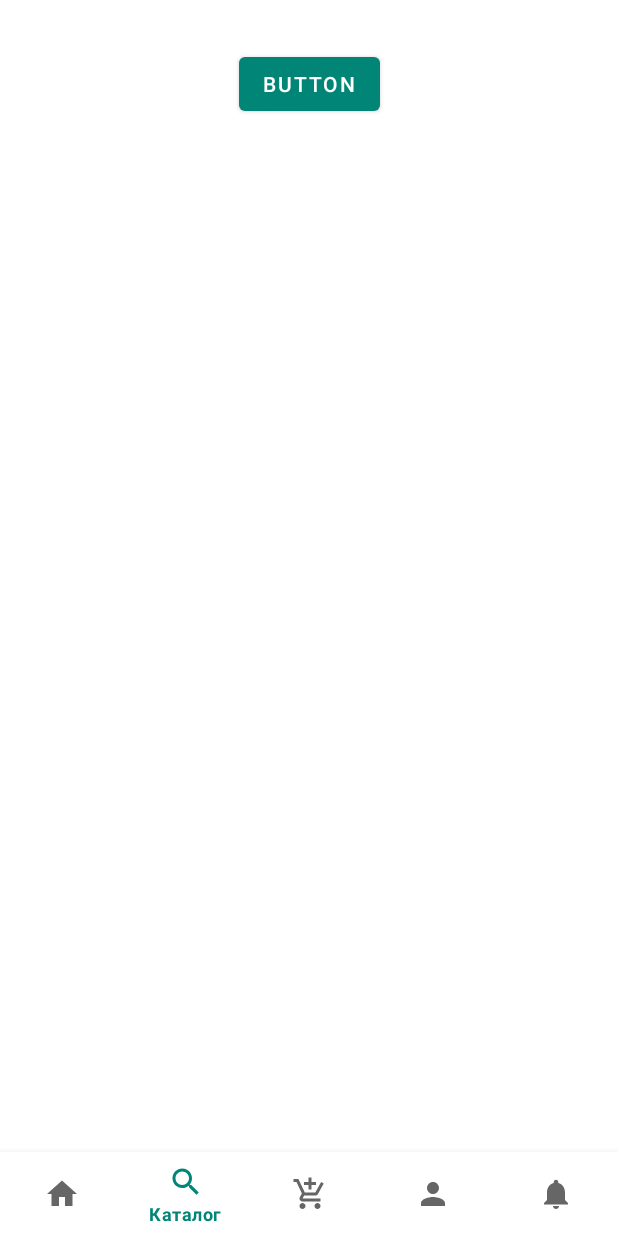
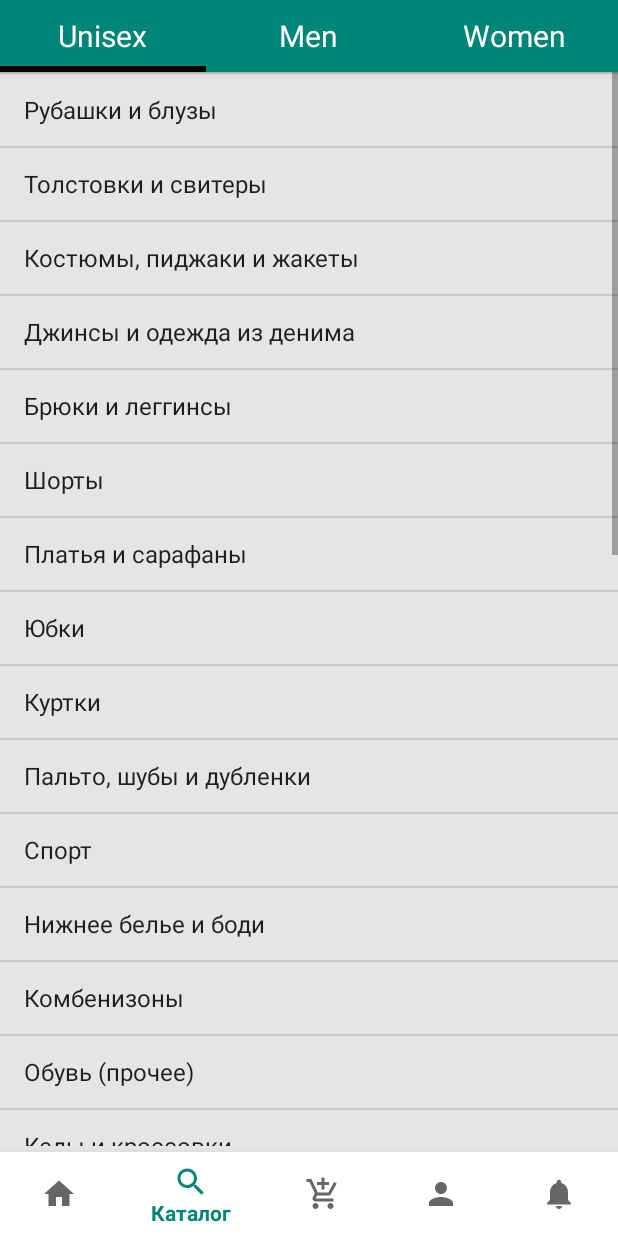
Before and after one commit to iamFrunze/sito.store, an Android app: the CatalogFragment screen opened through its navigation route, on a phone screen of 412 x 824 dp. Run offline under Robolectric (Android 15) with nearby library versions, the phone set to English and light mode, and no system bars; our stand-ins replace navigation-ui; libraries missing offline, so code that uses them is left out: com.miguelcatalan.materialsearchview.

Commit message:
UI catalog - complete

```diff
--- a/app/build.gradle
+++ b/app/build.gradle
@@ -43,4 +43,5 @@ dependencies {
     implementation 'androidx.recyclerview:recyclerview-selection:1.1.0-beta01'
     implementation 'com.google.code.gson:gson:2.8.5'
 
+
 }
--- /dev/null
+++ b/app/src/main/java/com/byfrunze/sitostore/LifeApp/DataController.java
@@ -0,0 +1,4 @@
+package com.byfrunze.sitostore.LifeApp;
+
+public class DataController {
+}
--- /dev/null
+++ b/app/src/main/java/com/byfrunze/sitostore/LifeApp/MyServer.java
@@ -0,0 +1,9 @@
+package com.byfrunze.sitostore.LifeApp;
+
+import androidx.lifecycle.LifecycleObserver;
+import androidx.lifecycle.LifecycleOwner;
+
+public class MyServer implements LifecycleObserver {
+
+
+}
--- a/app/src/main/java/com/byfrunze/sitostore/MainActivity.java
+++ b/app/src/main/java/com/byfrunze/sitostore/MainActivity.java
@@ -1,34 +1,30 @@
 package com.byfrunze.sitostore;
 
 import android.os.Bundle;
-import android.util.Log;
-import android.view.Menu;
-import android.view.MenuItem;
-import android.view.View;
-import android.view.Window;
-import android.view.WindowManager;
 
 import com.google.android.material.bottomnavigation.BottomNavigationView;
 
 import androidx.appcompat.app.AppCompatActivity;
-import androidx.appcompat.widget.Toolbar;
 import androidx.navigation.NavController;
 import androidx.navigation.Navigation;
 import androidx.navigation.ui.NavigationUI;
 
 public class MainActivity extends AppCompatActivity {
 
+
+    BottomNavigationView navView;
     @Override
     protected void onCreate(Bundle savedInstanceState) {
         super.onCreate(savedInstanceState);
         setContentView(R.layout.activity_main);
-        BottomNavigationView navView = findViewById(R.id.nav_view);
+        navView = findViewById(R.id.nav_view);
+
+
         // Passing each menu ID as a set of Ids because each
         // menu should be considered as top level destinations.
         NavController navController = Navigation.findNavController(this, R.id.nav_host_fragment);
-
-
         NavigationUI.setupWithNavController(navView, navController);
+        //selectFragment();
 
     }
 
--- a/app/src/main/java/com/byfrunze/sitostore/myRetrofit/NetworkService.java
+++ b/app/src/main/java/com/byfrunze/sitostore/myRetrofit/NetworkService.java
@@ -16,12 +16,12 @@ public class NetworkService {
     public static final String BASE_URL = "http://sito.store:8081";
 
     public static SitoStoreApi getApi(){
-//        Gson gson = new GsonBuilder()
-//                .setLenient()
-//                .create();
+        Gson gson = new GsonBuilder()
+                .setLenient()
+                .create();
         Retrofit retrofit = new Retrofit.Builder()
                 .baseUrl(BASE_URL)
-                .addConverterFactory(GsonConverterFactory.create())
+                .addConverterFactory(GsonConverterFactory.create(gson))
                 .build();
         SitoStoreApi service = retrofit.create(SitoStoreApi.class);
         return service;
--- a/app/src/main/java/com/byfrunze/sitostore/ui/catalog/CatalogFragment.java
+++ b/app/src/main/java/com/byfrunze/sitostore/ui/catalog/CatalogFragment.java
@@ -1,80 +1,88 @@
 package com.byfrunze.sitostore.ui.catalog;
 
+import android.content.Context;
 import android.os.Bundle;
 import android.util.Log;
 import android.view.LayoutInflater;
 import android.view.View;
-import android.view.View.OnClickListener;
 import android.view.ViewGroup;
-import android.widget.Button;
-import android.widget.EditText;
 
 import androidx.annotation.NonNull;
 import androidx.annotation.Nullable;
+import androidx.appcompat.widget.Toolbar;
 import androidx.fragment.app.Fragment;
+import androidx.fragment.app.FragmentActivity;
 import androidx.lifecycle.ViewModelProviders;
+import androidx.viewpager.widget.ViewPager;
 
 import com.byfrunze.sitostore.R;
 import com.byfrunze.sitostore.myRetrofit.NetworkService;
 import com.byfrunze.sitostore.myRetrofit.SitoStoreApi;
-import com.byfrunze.sitostore.myRetrofit.SitoStoreProduct;
-import com.google.gson.Gson;
-import com.google.gson.GsonBuilder;
+import com.google.android.material.tabs.TabLayout;
 
-import java.io.IOException;
+
 import java.util.HashMap;
 import java.util.Map;
-import java.util.logging.Logger;
-
-import okhttp3.ResponseBody;
 import retrofit2.Call;
 import retrofit2.Callback;
 import retrofit2.Response;
-import retrofit2.Retrofit;
-import retrofit2.converter.gson.GsonConverterFactory;
 
 public class CatalogFragment extends Fragment{
 
     private CatalogViewModel catalogViewModel;
-    private Button btn;
-    private EditText editText;
-    public final String BASE_URL = "http://sito.store:8081";
 
-
-    public Gson gson = new GsonBuilder().create();
-    private Retrofit retrofit = new Retrofit.Builder()
-            .addConverterFactory(GsonConverterFactory.create(gson))
-            .baseUrl(BASE_URL)
-            .build();
-
-    private SitoStoreApi sitoStoreApi = retrofit.create(SitoStoreApi.class);
+    private NetworkService networkService;
+    private SitoStoreApi sitoStoreApi;
+    private FragmentActivity myContext;
+    private ViewPager viewPager;
+    private TabLayout tabLayout;
+    private Toolbar toolbar;
 
     @Nullable
     @Override
     public View onCreateView(@NonNull LayoutInflater inflater, @Nullable ViewGroup container, @Nullable Bundle savedInstanceState) {
         catalogViewModel = ViewModelProviders.of(this).get(CatalogViewModel.class);
         View root = inflater.inflate(R.layout.fragment_catalog, container, false);
-        btn = root.findViewById(R.id.button);
-        editText = root.findViewById(R.id.editText);
+        viewPager = root.findViewById(R.id.viewPager_catalog);
+        tabLayout = root.findViewById(R.id.tabLayout_catalog);
+        networkService = NetworkService.getInstance();
+        sitoStoreApi = NetworkService.getApi();
 
 
 
-        btn.setOnClickListener(new View.OnClickListener(){
-            @Override
-            public void onClick(View v) {
-                getProduct();
-            }
-        });
+        ViewPagerAdapter adapter =
+                new ViewPagerAdapter(myContext.getSupportFragmentManager());
+        adapter.addFragment(new ListOfProductUnisex(), "Unisex");
+        adapter.addFragment(new ListOfProductMen(), "Men");
+        adapter.addFragment(new ListOfProductWoman(), "Women");
 
+        viewPager.setAdapter(adapter);
+        tabLayout.setupWithViewPager(viewPager);
         return root;
+
+    }
+
+    @Override
+    public void onCreate(@Nullable Bundle savedInstanceState) {
+        super.onCreate(savedInstanceState);
+
+
     }
 
 
-    public void getProduct(){
-        Map <String, Integer> mapJson = new HashMap<>();
+    @Override
+    public void onAttach(@NonNull Context context) {
+        myContext = (FragmentActivity) context;
+        super.onAttach(context);
+
+    }
+
+    public void getProduct() {
+        Map<String, Integer> mapJson = new HashMap<>();
         mapJson.put("page", 1);
         Call<Object> call = sitoStoreApi.getProduct(mapJson);
         call.enqueue(new Callback<Object>() {
+
             @Override
             public void onResponse(Call<Object> call, Response<Object> response) {
                 Log.i("RETRO", response.body().toString());
@@ -82,11 +90,11 @@ public class CatalogFragment extends Fragment{
 
             @Override
             public void onFailure(Call<Object> call, Throwable t) {
-
             }
         });
-
     }
 
 
+
+
 }
--- a/app/src/main/java/com/byfrunze/sitostore/ui/catalog/CatalogViewModel.java
+++ b/app/src/main/java/com/byfrunze/sitostore/ui/catalog/CatalogViewModel.java
@@ -1,7 +1,29 @@
 package com.byfrunze.sitostore.ui.catalog;
 
+import android.util.Log;
+
+import androidx.lifecycle.LiveData;
 import androidx.lifecycle.ViewModel;
+
+import com.byfrunze.sitostore.myRetrofit.NetworkService;
+import com.byfrunze.sitostore.myRetrofit.SitoStoreApi;
+
+import org.json.JSONObject;
+
+import java.util.HashMap;
+import java.util.Map;
+
+import retrofit2.Call;
+import retrofit2.Callback;
+import retrofit2.Response;
 
 public class CatalogViewModel extends ViewModel {
 
+
+    public CatalogViewModel() {
+        super();
+
+    }
+
+
 }
--- /dev/null
+++ b/app/src/main/java/com/byfrunze/sitostore/ui/catalog/ListOfProductMen.java
@@ -0,0 +1,32 @@
+package com.byfrunze.sitostore.ui.catalog;
+
+import android.os.Bundle;
+import android.view.LayoutInflater;
+import android.view.View;
+import android.view.ViewGroup;
+import android.widget.ArrayAdapter;
+import android.widget.ListView;
+
+import androidx.fragment.app.Fragment;
+
+import com.byfrunze.sitostore.R;
+
+public class ListOfProductMen extends Fragment {
+    @Override
+    public void onCreate(Bundle savedInstanceState) {
+        super.onCreate(savedInstanceState);
+    }
+
+    @Override
+    public View onCreateView(LayoutInflater inflater, ViewGroup container,
+                             Bundle savedInstanceState) {
+        View root = inflater.inflate(R.layout.catalog_men, container, false);
+        ListView productsList = root.findViewById(R.id.list_view_men);
+        String[] produts = getResources().getStringArray(R.array.arrayListViewMen);
+
+        ArrayAdapter adapter = new ArrayAdapter(getActivity(), android.R.layout.simple_list_item_1, produts);
+        productsList.setAdapter(adapter);
+        return root;
+
+    }
+}
--- /dev/null
+++ b/app/src/main/java/com/byfrunze/sitostore/ui/catalog/ListOfProductUnisex.java
@@ -0,0 +1,39 @@
+package com.byfrunze.sitostore.ui.catalog;
+
+import android.os.Bundle;
+import android.view.LayoutInflater;
+import android.view.View;
+import android.view.ViewGroup;
+import android.widget.ArrayAdapter;
+import android.widget.ListView;
+
+import androidx.annotation.Nullable;
+import androidx.fragment.app.Fragment;
+
+import com.byfrunze.sitostore.R;
+
+public class ListOfProductUnisex extends Fragment {
+    @Override
+    public void onCreate(Bundle savedInstanceState) {
+        super.onCreate(savedInstanceState);
+    }
+
+    @Override
+    public View onCreateView(LayoutInflater inflater, ViewGroup container,
+                             Bundle savedInstanceState) {
+        View root = inflater.inflate(R.layout.catalog_unisex, container, false);
+
+        ListView productsList = root.findViewById(R.id.list_view_unisex);
+        String[] produts = getResources().getStringArray(R.array.arrayListViewUnisex);
+
+        ArrayAdapter adapter = new ArrayAdapter(getActivity(), android.R.layout.simple_list_item_1, produts);
+        productsList.setAdapter(adapter);
+        return root;
+
+    }
+
+    @Override
+    public void onActivityCreated(@Nullable Bundle savedInstanceState) {
+        super.onActivityCreated(savedInstanceState);
+    }
+}
--- /dev/null
+++ b/app/src/main/java/com/byfrunze/sitostore/ui/catalog/ListOfProductWoman.java
@@ -0,0 +1,31 @@
+package com.byfrunze.sitostore.ui.catalog;
+
+import android.os.Bundle;
+import android.view.LayoutInflater;
+import android.view.View;
+import android.view.ViewGroup;
+import android.widget.ArrayAdapter;
+import android.widget.ListView;
+
+import androidx.fragment.app.Fragment;
+
+import com.byfrunze.sitostore.R;
+
+public class ListOfProductWoman extends Fragment {
+    @Override
+    public void onCreate(Bundle savedInstanceState) {
+        super.onCreate(savedInstanceState);
+    }
+
+    @Override
+    public View onCreateView(LayoutInflater inflater, ViewGroup container,
+                             Bundle savedInstanceState) {
+        View root = inflater.inflate(R.layout.catalog_women, container, false);
+        ListView productsList = root.findViewById(R.id.list_view_women);
+        String[] produts = getResources().getStringArray(R.array.arrayListViewWomen);
+
+        ArrayAdapter adapter = new ArrayAdapter(getActivity(), android.R.layout.simple_list_item_1, produts);
+        productsList.setAdapter(adapter);
+        return root;
+    }
+}
--- /dev/null
+++ b/app/src/main/java/com/byfrunze/sitostore/ui/catalog/ViewPagerAdapter.java
@@ -0,0 +1,42 @@
+package com.byfrunze.sitostore.ui.catalog;
+
+import androidx.annotation.NonNull;
+import androidx.annotation.Nullable;
+import androidx.fragment.app.Fragment;
+import androidx.fragment.app.FragmentManager;
+import androidx.fragment.app.FragmentStatePagerAdapter;
+
+import java.util.ArrayList;
+import java.util.List;
+
+public class ViewPagerAdapter extends FragmentStatePagerAdapter {
+    private final List<Fragment> mFragment = new ArrayList<>();
+    private final List<String> mFragmentTitleList = new ArrayList<>();
+
+
+    public ViewPagerAdapter(@NonNull FragmentManager fm) {
+        super(fm, BEHAVIOR_RESUME_ONLY_CURRENT_FRAGMENT);
+    }
+
+    @NonNull
+    @Override
+    public Fragment getItem(int position) {
+        return mFragment.get(position);
+    }
+
+    @Override
+    public int getCount() {
+        return mFragment.size();
+    }
+
+    @Nullable
+    @Override
+    public CharSequence getPageTitle(int position) {
+        return mFragmentTitleList.get(position);
+    }
+
+    public void addFragment(Fragment fragment, String title){
+        mFragment.add(fragment);
+        mFragmentTitleList.add(title);
+    }
+}
--- a/app/src/main/res/layout/activity_main.xml
+++ b/app/src/main/res/layout/activity_main.xml
@@ -7,6 +7,7 @@
     android:layout_height="match_parent"
     android:background="@color/background"
     >
+
 
     <com.google.android.material.bottomnavigation.BottomNavigationView
         android:id="@+id/nav_view"
@@ -24,9 +25,9 @@
         android:id="@+id/nav_host_fragment"
         android:name="androidx.navigation.fragment.NavHostFragment"
         android:layout_width="match_parent"
-        android:layout_height="match_parent"
+        android:layout_height="wrap_content"
         app:defaultNavHost="true"
-        app:layout_constraintBottom_toTopOf="@id/nav_view"
+        app:layout_constraintBottom_toBottomOf="parent"
         app:layout_constraintLeft_toLeftOf="parent"
         app:layout_constraintRight_toRightOf="parent"
         app:layout_constraintTop_toTopOf="parent"
--- /dev/null
+++ b/app/src/main/res/layout/app_bar.xml
@@ -0,0 +1,12 @@
+<?xml version="1.0" encoding="utf-8"?>
+<androidx.appcompat.widget.Toolbar xmlns:android="http://schemas.android.com/apk/res/android"
+    xmlns:app="http://schemas.android.com/apk/res-auto"
+    android:id="@+id/toolbar_catalog"
+    android:layout_width="match_parent"
+    android:layout_height="?attr/actionBarSize"
+    android:background="@color/colorPrimary"
+    android:gravity="center_vertical"
+    app:layout_collapseMode="pin"
+    app:layout_scrollFlags="scroll|enterAlways"
+    app:theme="@style/MyToolbarTheme"
+    app:title="@string/app_name"/>
--- /dev/null
+++ b/app/src/main/res/layout/catalog_men.xml
@@ -0,0 +1,12 @@
+<?xml version="1.0" encoding="utf-8"?>
+<LinearLayout xmlns:android="http://schemas.android.com/apk/res/android"
+    android:orientation="vertical" android:layout_width="match_parent"
+    android:layout_height="match_parent"
+    android:background="#e5e5e5"
+    android:paddingBottom="60dp">
+
+    <ListView
+        android:id="@+id/list_view_men"
+        android:layout_width="match_parent"
+        android:layout_height="wrap_content"/>
+</LinearLayout>
--- /dev/null
+++ b/app/src/main/res/layout/catalog_unisex.xml
@@ -0,0 +1,14 @@
+<?xml version="1.0" encoding="utf-8"?>
+<LinearLayout xmlns:android="http://schemas.android.com/apk/res/android"
+    android:orientation="vertical"
+    android:layout_width="match_parent"
+    android:layout_height="match_parent"
+    android:background="#e5e5e5"
+    android:paddingBottom="60dp">
+
+    <ListView
+        android:id="@+id/list_view_unisex"
+        android:layout_width="match_parent"
+        android:layout_height="wrap_content"/>
+
+</LinearLayout>
--- /dev/null
+++ b/app/src/main/res/layout/catalog_women.xml
@@ -0,0 +1,12 @@
+<?xml version="1.0" encoding="utf-8"?>
+<LinearLayout xmlns:android="http://schemas.android.com/apk/res/android"
+    android:orientation="vertical" android:layout_width="match_parent"
+    android:layout_height="match_parent"
+    android:background="#e5e5e5"
+    android:paddingBottom="60dp">
+
+    <ListView
+        android:id="@+id/list_view_women"
+        android:layout_width="match_parent"
+        android:layout_height="wrap_content"/>
+</LinearLayout>
--- a/app/src/main/res/layout/fragment_catalog.xml
+++ b/app/src/main/res/layout/fragment_catalog.xml
@@ -1,34 +1,38 @@
 <?xml version="1.0" encoding="utf-8"?>
-<androidx.constraintlayout.widget.ConstraintLayout xmlns:android="http://schemas.android.com/apk/res/android"
+<androidx.coordinatorlayout.widget.CoordinatorLayout xmlns:android="http://schemas.android.com/apk/res/android"
     xmlns:app="http://schemas.android.com/apk/res-auto"
-    xmlns:tools="http://schemas.android.com/tools"
     android:layout_width="match_parent"
-    android:layout_height="match_parent">
+    android:layout_height="match_parent"
+    android:fitsSystemWindows="true"
 
-    <Button
-        android:id="@+id/button"
-        android:layout_width="wrap_content"
+    >
+
+
+    <com.google.android.material.appbar.AppBarLayout
+        android:id="@+id/main_appbar"
+        android:layout_width="match_parent"
         android:layout_height="wrap_content"
-        android:layout_marginTop="32dp"
-        android:text="Button"
-        app:layout_constraintEnd_toEndOf="parent"
-        app:layout_constraintStart_toStartOf="parent"
-        app:layout_constraintTop_toTopOf="parent"
-        android:onClick=""
-/>
-    <EditText
-        android:id="@+id/editText"
-        android:layout_width="0dp"
-        android:layout_height="0dp"
-        android:layout_marginStart="16dp"
-        android:layout_marginTop="16dp"
-        android:layout_marginEnd="16dp"
-        android:layout_marginBottom="16dp"
-        android:ems="10"
-        android:gravity="start|top"
-        android:inputType="textMultiLine"
-        app:layout_constraintBottom_toBottomOf="parent"
-        app:layout_constraintEnd_toEndOf="parent"
-        app:layout_constraintStart_toStartOf="parent"
-        app:layout_constraintTop_toBottomOf="@+id/button" />
-</androidx.constraintlayout.widget.ConstraintLayout>
+        android:fitsSystemWindows="true"
+        >
+    <com.google.android.material.tabs.TabLayout
+        app:tabTextAppearance="@style/myTabStyle"
+        android:id="@+id/tabLayout_catalog"
+        app:tabIndicatorHeight="4dp"
+        android:layout_width="match_parent"
+        android:layout_height="wrap_content"
+        android:background="@color/colorAccent"
+        app:tabGravity="fill"
+        app:tabTextColor="@color/white"
+        app:tabIndicatorColor="@color/black"
+        app:tabBackground="@color/colorPrimary"
+        app:tabMode="fixed">
+
+    </com.google.android.material.tabs.TabLayout>
+    </com.google.android.material.appbar.AppBarLayout>
+
+    <androidx.viewpager.widget.ViewPager
+        android:id="@+id/viewPager_catalog"
+        android:layout_width="match_parent"
+        android:layout_height="match_parent">
+    </androidx.viewpager.widget.ViewPager>
+</androidx.coordinatorlayout.widget.CoordinatorLayout>
--- a/app/src/main/res/values/strings.xml
+++ b/app/src/main/res/values/strings.xml
@@ -46,4 +46,107 @@
     <string name="okey_person_data">Согласен на обработку персональных данных</string>
     <string name="say_me">Уведомить</string>
     <string name="edit">edit</string>
+
+    <string-array name="arrayListViewUnisex">
+        <item>Футболки, майки и топы</item>
+        <item>Рубашки и блузы</item>
+        <item>Толстовки и свитеры</item>
+        <item>Костюмы, пиджаки и жакеты</item>
+        <item>Джинсы и одежда из денима</item>
+        <item>Брюки и леггинсы</item>
+        <item>Шорты</item>
+        <item>Платья и сарафаны</item>
+        <item>Юбки</item>
+        <item>Куртки</item>
+        <item>Пальто, шубы и дубленки</item>
+        <item>Спорт</item>
+        <item>Нижнее белье и боди</item>
+        <item>Комбенизоны</item>
+        <item>Обувь (прочее)</item>
+        <item>Кеды и кроссовки</item>
+        <item>Ботинки и сапоги</item>
+        <item>Туфли</item>
+        <item>Лоферы</item>
+        <item>Летняя обувь</item>
+        <item>Без категории</item>
+        <item>Сумки и рюкзаки</item>
+        <item>Кошельки и визитницы</item>
+        <item>Косметички</item>
+        <item>Головные уборы</item>
+        <item>Шарфы и платки</item>
+        <item>Перчатки и варежки</item>
+        <item>Украшения и часы</item>
+        <item>Очки</item>
+        <item>Ремни</item>
+        <item>Галстуки и бабочки</item>
+        <item>Зонты</item>
+    </string-array>
+
+    <string-array name="arrayListViewMen">
+        <item>Одежда (прочее)</item>
+        <item>Футболки и поло</item>
+        <item>Рубашки</item>
+        <item>Толстовки и свитеры</item>
+        <item>Костюмы и пиджаки</item>
+        <item>Джинсы и одежда из денима</item>
+        <item>Брюки и чиносы</item>
+        <item>Шорты</item>
+        <item>Куртки</item>
+        <item>Пальто</item>
+        <item>Спорт</item>
+        <item>Нижнее белье и носки</item>
+        <item>Обувь (прочее)</item>
+        <item>Кеды и кроссовки</item>
+        <item>Ботинки и сапоги</item>
+        <item>Туфли</item>
+        <item>Лоферы и мокасины</item>
+        <item>Летняя обувь</item>
+        <item>Без категории</item>
+        <item>Сумки и рюкзаки</item>
+        <item>Сумки и рюкзаки</item>
+        <item>Кошельки и визитницы</item>
+        <item>Головные уборы</item>
+        <item>Шарфы и платки</item>
+        <item>Перчатки и варежки</item>
+        <item>Украшения и часы</item>
+        <item>Очки</item>
+        <item>Ремни</item>
+        <item>Галстуки и бабочки</item>
+        <item>Зонты</item>
+    </string-array>
+
+    <string-array name="arrayListViewWomen">
+        <item>Одежда (прочее)</item>
+        <item>Футболки, майки и топы</item>
+        <item>Рубашки и блузы</item>
+        <item>Толстовки и свитеры</item>
+        <item>Костюмы, пиджаки и жакеты</item>
+        <item>Джинсы и одежда из денима</item>
+        <item>Брюки и леггинсы</item>
+        <item>Шорты</item>
+        <item>Платья и сарафаны</item>
+        <item>Юбки</item>
+        <item>Куртки</item>
+        <item>Пальто, шубы и дубленки</item>
+        <item>Спорт</item>
+        <item>Нижнее белье и боди</item>
+        <item>Комбенизоны</item>
+        <item>Обувь (прочее)</item>
+        <item>Кеды и кроссовки</item>
+        <item>Ботинки и сапоги</item>
+        <item>Туфли</item>
+        <item>Лоферы</item>
+        <item>Летняя обувь</item>
+        <item>Без категории</item>
+        <item>Сумки и рюкзаки</item>
+        <item>Кошельки и визитницы</item>
+        <item>Косметички</item>
+        <item>Головные уборы</item>
+        <item>Шарфы и платки</item>
+        <item>Перчатки и варежки</item>
+        <item>Украшения и часы</item>
+        <item>Очки</item>
+        <item>Ремни</item>
+        <item>Зонты</item>
+    </string-array>
 </resources>
--- a/app/src/main/res/values/styles.xml
+++ b/app/src/main/res/values/styles.xml
@@ -8,16 +8,25 @@
         <item name="colorAccent">@color/colorAccent</item>
         <item name="colorBackgroundFloating">@color/background</item>
     </style>
-    <style name="AppTheme1" parent="Theme.MaterialComponents.Light.NoActionBar">
+    <style name="AppTheme1" parent="Theme.MaterialComponents.Light.NoActionBar.Bridge">
         <!-- Customize your theme here. -->
         <item name="colorPrimary">@color/colorPrimary</item>
         <item name="colorPrimaryDark">@color/colorPrimaryDark</item>
         <item name="colorAccent">@color/colorAccent</item>
 
     </style>
+    <style name="MyToolbarTheme"
+        parent="@style/ThemeOverlay.AppCompat.Dark">
+        <item name="colorControlNormal">@color/white</item>
+        <item name="titleTextColor">@color/white</item>
+    </style>
+    <style name="myTabStyle" parent="Widget.MaterialComponents.TabLayout">
+        <item name="android:textSize">20sp</item>
+        <item name="android:textAlignment">center</item>
+        <item name="android:gravity">center</item>
+        <item name="android:layout_gravity">center</item>
+    </style>
 
 
-
-
-
+    <color name="white">#ffffff</color>
 </resources>
```
Also changed, not shown: app/src/main/res/drawable/unisex.png (added).
